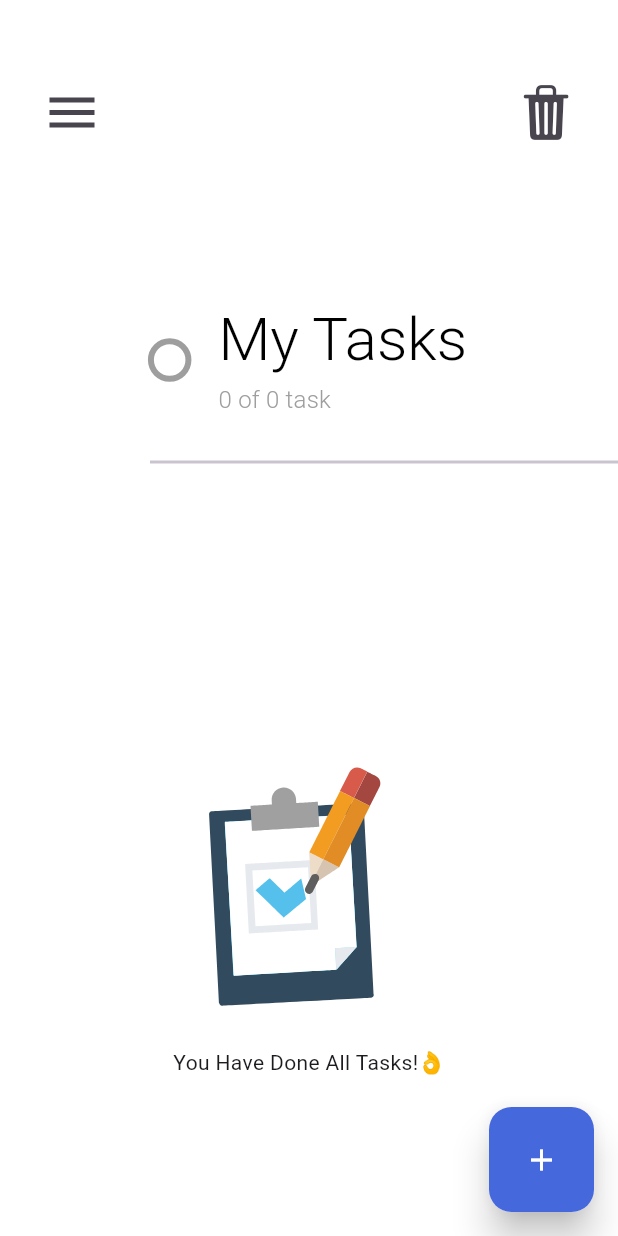
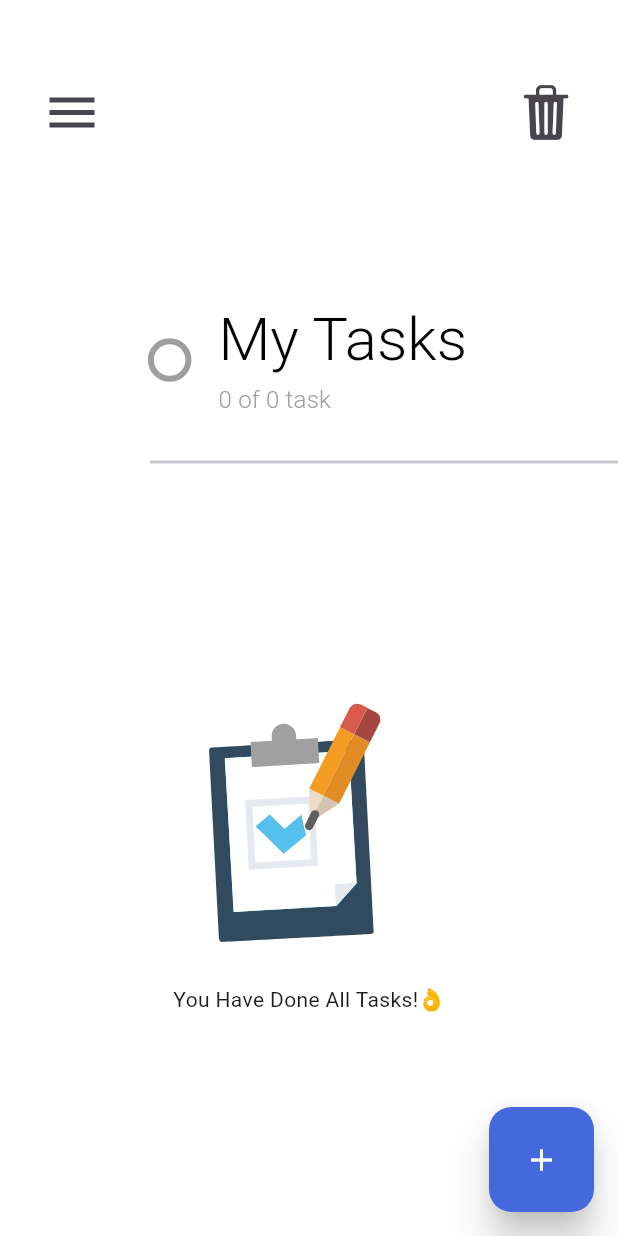
Before and after one commit to karishma1900/to_do_list, a Flutter app: the screen it shows after launch, on a phone screen of 412 x 824 dp. Run offline on Flutter 3.47's test engine with Material 3 defaults, Android fonts, the phone set to English and light mode, and no system bars; drawn by our look-alikes of flutter_slider_drawer; our stand-ins replace animate_do, hive, hive_flutter, lottie; missing offline and left inert: flutter_cupertino_date_picker_fork, ftoast, panara_dialogs; accounts and stored records are empty.

Commit message:
Update home_view.dart

```diff
--- a/lib/views/home/home_view.dart
+++ b/lib/views/home/home_view.dart
@@ -167,7 +167,7 @@ GlobalKey<SliderDrawerState> drawerKey = GlobalKey<SliderDrawerState>();
               ),
       SizedBox(
               width: double.infinity,
-      height: 585,
+      height: 500,
 
       child:tasks.isNotEmpty
       ?ListView.builder(
```
